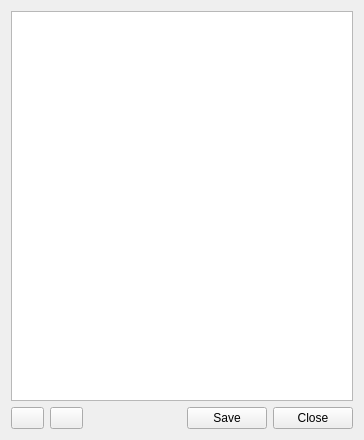
This is CuteCaspar/MidiEditorDialog.ui in geertdaelemans/CuteCaspar as Qt 5 draws it before an edit. The edited form follows.
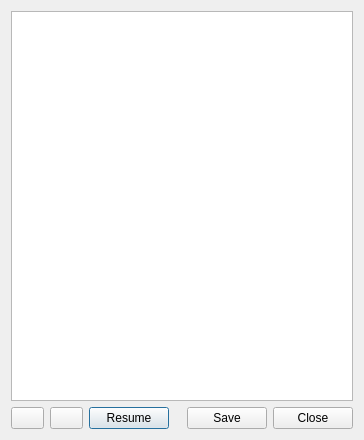
This is the edited form. Icons and pictures are not drawn.

Commit message: MIDI editor: added function to resume from frame (via a CasparCG call).

What changed in the file:
```diff
--- a/CuteCaspar/MidiEditorDialog.ui
+++ b/CuteCaspar/MidiEditorDialog.ui
@@ -81,6 +81,13 @@
        </property>
       </widget>
      </item>
+     <item>
+      <widget class="QPushButton" name="btnResume">
+       <property name="text">
+        <string>Resume</string>
+       </property>
+      </widget>
+     </item>
      <item>
       <spacer name="horizontalSpacer">
        <property name="orientation">
```
The commit also changes 7 other files.
